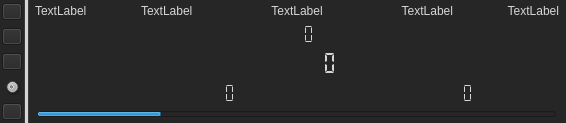
First picture: the form in LEO_sniffy/GUI/widgetdisplay.ui, repository jirik09/Sniffy, before the edit.
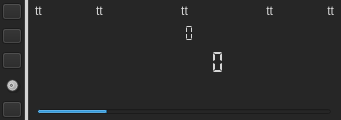
Second picture: the form after the edit. Icons and pictures are not drawn. Custom widgets are drawn as their Qt base class.

What changed in the file:
```diff
--- a/LEO_sniffy/GUI/widgetdisplay.ui
+++ b/LEO_sniffy/GUI/widgetdisplay.ui
@@ -9,8 +9,8 @@
    <rect>
     <x>0</x>
     <y>0</y>
-    <width>566</width>
-    <height>123</height>
+    <width>341</width>
+    <height>120</height>
    </rect>
   </property>
   <property name="sizePolicy">
@@ -22,7 +22,7 @@
   <property name="minimumSize">
    <size>
     <width>0</width>
-    <height>40</height>
+    <height>120</height>
    </size>
   </property>
   <property name="font">
@@ -485,7 +485,7 @@
                 <string notr="true"/>
                </property>
                <property name="text">
-                <string>&lt;html&gt;&lt;head/&gt;&lt;body&gt;&lt;p&gt;TextLabel&lt;/p&gt;&lt;/body&gt;&lt;/html&gt;</string>
+                <string>tt</string>
                </property>
               </widget>
              </item>
@@ -501,7 +501,7 @@
                 <font/>
                </property>
                <property name="text">
-                <string>TextLabel</string>
+                <string>tt</string>
                </property>
                <property name="alignment">
                 <set>Qt::AlignLeading|Qt::AlignLeft|Qt::AlignVCenter</set>
@@ -526,7 +526,7 @@
                 <font/>
                </property>
                <property name="text">
-                <string>TextLabel</string>
+                <string>tt</string>
                </property>
                <property name="alignment">
                 <set>Qt::AlignCenter</set>
@@ -545,7 +545,7 @@
                 <font/>
                </property>
                <property name="text">
-                <string>TextLabel</string>
+                <string>tt</string>
                </property>
                <property name="alignment">
                 <set>Qt::AlignRight|Qt::AlignTrailing|Qt::AlignVCenter</set>
@@ -570,7 +570,7 @@
                 <font/>
                </property>
                <property name="text">
-                <string>TextLabel</string>
+                <string>tt</string>
                </property>
                <property name="alignment">
                 <set>Qt::AlignRight|Qt::AlignTrailing|Qt::AlignVCenter</set>
```
